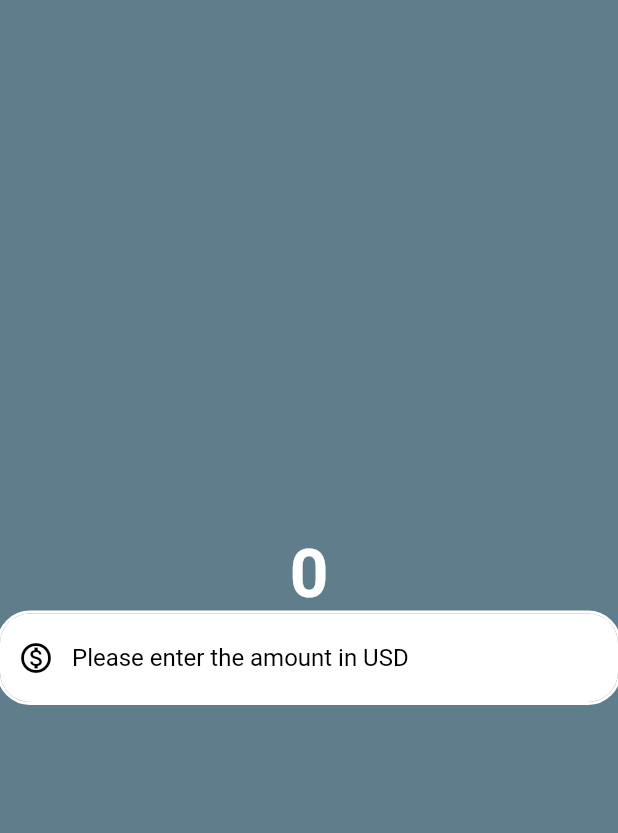
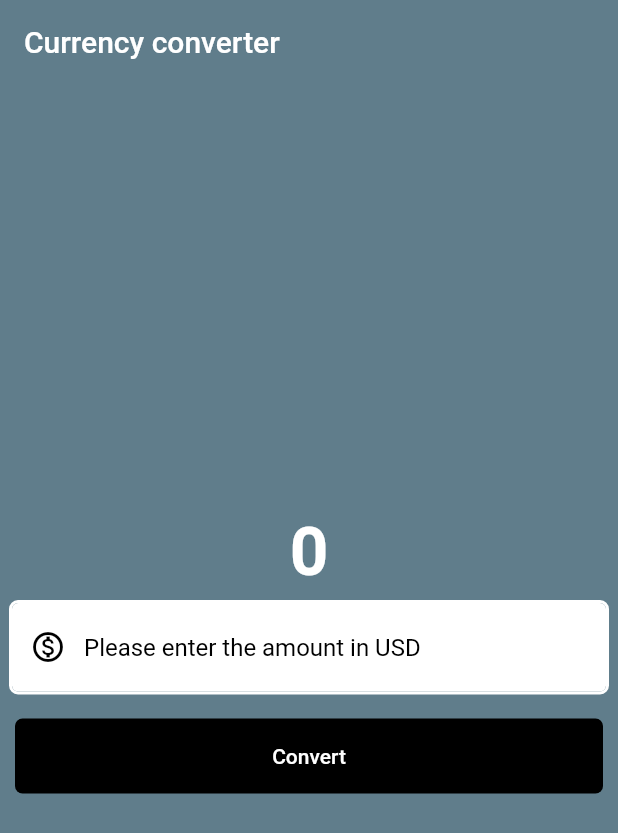
Before and after one commit to sonukuldeep/Flutter-intro, a Flutter app: the screen it shows after launch, on a phone screen of 412 x 824 dp. Shown: the top 833 px of the screen. Run offline on Flutter 3.47's test engine with Material 2 defaults, Android fonts, the phone set to English and light mode, and no system bars.

Commit message:
styling done

```diff
--- a/lib/currency_converter_material_page.dart
+++ b/lib/currency_converter_material_page.dart
@@ -1,3 +1,4 @@
+import 'package:flutter/foundation.dart';
 import 'package:flutter/material.dart';
 
 class CurrencyConverterMaterialPage extends StatelessWidget {
@@ -13,17 +14,22 @@ class CurrencyConverterMaterialPage extends StatelessWidget {
         strokeAlign: BorderSide.strokeAlignOutside,
       ),
       borderRadius: BorderRadius.all(
-        Radius.circular(20),
+        Radius.circular(4),
       ),
     );
 
-    return const Scaffold(
+    return Scaffold(
       backgroundColor: Colors.blueGrey,
+      appBar: AppBar(
+        backgroundColor: Colors.blueGrey,
+        elevation: 0,
+        title: const Text("Currency converter"),
+      ),
       body: Center(
         child: Column(
           mainAxisAlignment: MainAxisAlignment.center,
           children: [
-            Text(
+            const Text(
               "0",
               style: TextStyle(
                 fontSize: 45,
@@ -31,7 +37,9 @@ class CurrencyConverterMaterialPage extends StatelessWidget {
                 color: Color.fromARGB(255, 255, 255, 255),
               ),
             ),
-            TextField(
+            const Padding(
+              padding: EdgeInsets.all(8.0),
+              child: TextField(
                 keyboardType: TextInputType.number,
                 style: TextStyle(color: Colors.black),
                 decoration: InputDecoration(
@@ -45,6 +53,26 @@ class CurrencyConverterMaterialPage extends StatelessWidget {
                   fillColor: Colors.white,
                 ),
               ),
+            ),
+            Padding(
+              padding: const EdgeInsets.all(10.0),
+              child: TextButton(
+                onPressed: () {
+                  if (kDebugMode) {
+                    print("Button pressed");
+                  }
+                },
+                style: ElevatedButton.styleFrom(
+                  backgroundColor: Colors.black,
+                  foregroundColor: Colors.white,
+                  minimumSize: const Size(double.infinity, 50),
+                  shape: RoundedRectangleBorder(
+                    borderRadius: BorderRadius.circular(5),
+                  ),
+                ),
+                child: const Text("Convert"),
+              ),
+            )
           ],
         ),
       ),
```
Lines whose indentation alone changed are shown as unchanged.
